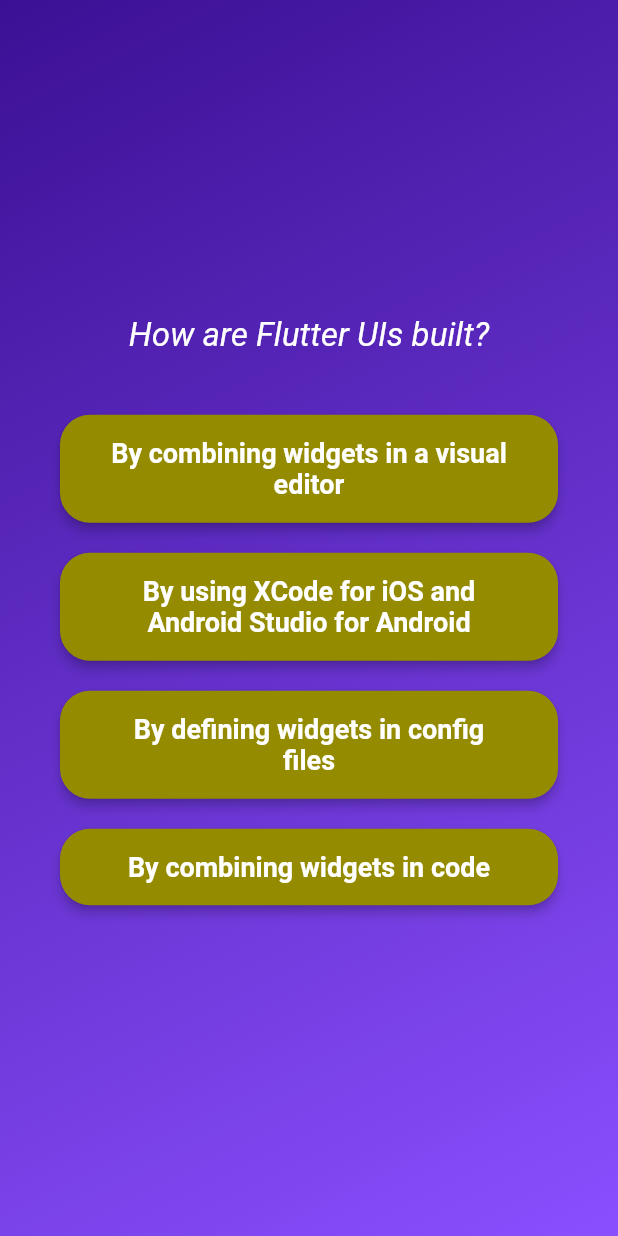
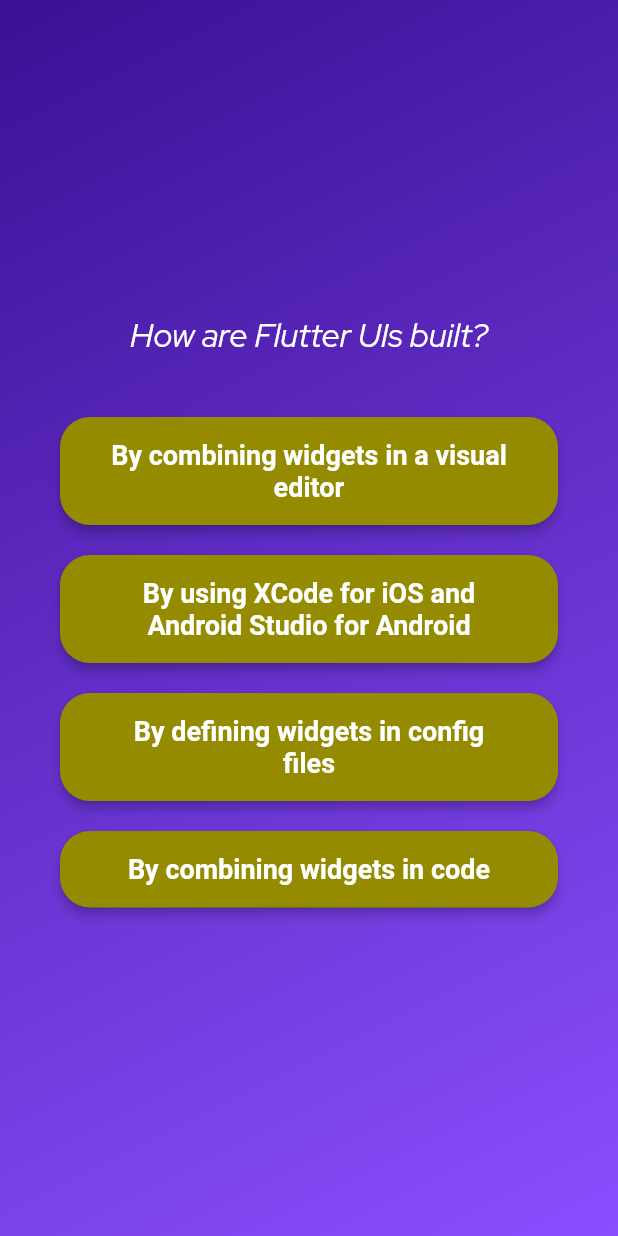
Before and after one commit to Gustaviusss/fun-quiz, a Flutter app: the screen it shows after launch, after a tap on "Começar", after a tap on "Components", on a phone screen of 412 x 824 dp. Run offline on Flutter 3.47's test engine with Material 2 defaults, Android fonts, the phone set to English and light mode, and no system bars; our stand-ins replace google_fonts.

```diff
--- a/lib/home_screen.dart
+++ b/lib/home_screen.dart
@@ -1,4 +1,5 @@
 import 'package:flutter/material.dart';
+import 'package:google_fonts/google_fonts.dart';
 
 class HomeScreen extends StatelessWidget {
   const HomeScreen(this.startTrigger, {super.key});
@@ -19,14 +20,16 @@ class HomeScreen extends StatelessWidget {
               // colorBlendMode: BlendMode.modulate,
             ),
           ),
-          const Padding(
-            padding: EdgeInsets.all(20),
+          Padding(
+            padding: const EdgeInsets.all(20),
             child: Text(
               "Aprenda Flutter de um jeito divertido",
-              style: TextStyle(
-                  color: Colors.white,
-                  fontSize: 24,
-                  fontWeight: FontWeight.bold),
+              style: GoogleFonts.redHatDisplay(
+                textStyle: const TextStyle(
+                    color: Colors.white,
+                    fontSize: 24,
+                    fontWeight: FontWeight.bold),
+              ),
               textAlign: TextAlign.center,
             ),
           ),
@@ -38,15 +41,17 @@ class HomeScreen extends StatelessWidget {
                 Icons.arrow_right_alt,
                 color: Colors.white,
               ),
-              label: const Text(
+              label: Text(
                 'Começar',
-                style: TextStyle(color: Colors.white, fontSize: 20),
+                style: GoogleFonts.redHatDisplay(
+                  textStyle: const TextStyle(color: Colors.white, fontSize: 20),
+                ),
               ),
               style: OutlinedButton.styleFrom(
                   side:
                       const BorderSide(color: Color.fromRGBO(224, 214, 47, 88)),
                   padding:
-                      const EdgeInsets.symmetric(vertical: 20, horizontal: 40)),
+                      const EdgeInsets.symmetric(vertical: 20, horizontal: 50)),
             ),
           )
         ],
--- a/lib/questions_screen.dart
+++ b/lib/questions_screen.dart
@@ -1,10 +1,13 @@
 import 'package:flutter/material.dart';
+import 'package:google_fonts/google_fonts.dart';
 import 'package:quiz_app/widgets/answer_button_widget.dart';
 
 import '../data/questions.dart';
 
 class QuestionsScreen extends StatefulWidget {
-  const QuestionsScreen({super.key});
+  const QuestionsScreen({required this.onSelectAnswer, super.key});
+
+  final void Function(String answer) onSelectAnswer;
 
   @override
   State<QuestionsScreen> createState() => _QuestionsScreenState();
@@ -13,11 +16,11 @@ class QuestionsScreen extends StatefulWidget {
 class _QuestionsScreenState extends State<QuestionsScreen> {
   var currentQuestionIndex = 0;
 
-  void answerQuestion() {
+  void answerQuestion(String selectedAnswer) {
     setState(() {
+      widget.onSelectAnswer(selectedAnswer);
       currentQuestionIndex++;
     });
-    print(currentQuestionIndex);
   }
 
   @override
@@ -36,10 +39,11 @@ class _QuestionsScreenState extends State<QuestionsScreen> {
               child: Text(
                 currentQuestion.question,
                 textAlign: TextAlign.center,
-                style: const TextStyle(
-                    color: Colors.white,
-                    fontSize: 22,
-                    fontStyle: FontStyle.italic),
+                style: GoogleFonts.redHatDisplay(
+                    textStyle: const TextStyle(
+                        color: Colors.white,
+                        fontSize: 22,
+                        fontStyle: FontStyle.italic)),
               ),
             ),
             const SizedBox(
@@ -49,7 +53,7 @@ class _QuestionsScreenState extends State<QuestionsScreen> {
                 .getShuffledAnswers()
                 .map((answer) => AnswerButton(
                       answerText: answer,
-                      buttonTrigger: answerQuestion,
+                      buttonTrigger: () => answerQuestion(answer),
                     )),
           ],
         ),
--- a/lib/quiz.dart
+++ b/lib/quiz.dart
@@ -1,6 +1,8 @@
+import 'package:quiz_app/data/questions.dart';
 import 'package:quiz_app/home_screen.dart';
 import 'package:flutter/material.dart';
 import 'package:quiz_app/questions_screen.dart';
+import './results_screen.dart';
 
 class Quiz extends StatefulWidget {
   const Quiz({super.key});
@@ -10,6 +12,7 @@ class Quiz extends StatefulWidget {
 }
 
 class _QuizState extends State<Quiz> {
+  final List<String> selectedAnswers = [];
   Widget? activeScreen;
 
   @override
@@ -20,8 +23,20 @@ class _QuizState extends State<Quiz> {
 
   void switchScreen() {
     setState(() {
-      activeScreen = const QuestionsScreen();
+      activeScreen = QuestionsScreen(
+        onSelectAnswer: chooseAnswer,
+      );
     });
+  }
+
+  void chooseAnswer(String answer) {
+    if (selectedAnswers.length == questions.length - 1) {
+      setState(() {
+        activeScreen = ResultScreen(answers: selectedAnswers);
+      });
+    } else {
+      selectedAnswers.add(answer);
+    }
   }
 
   @override
```
Also changed, not shown: lib/results_screen.dart (added, +40 -0 lines), 1 other file.
